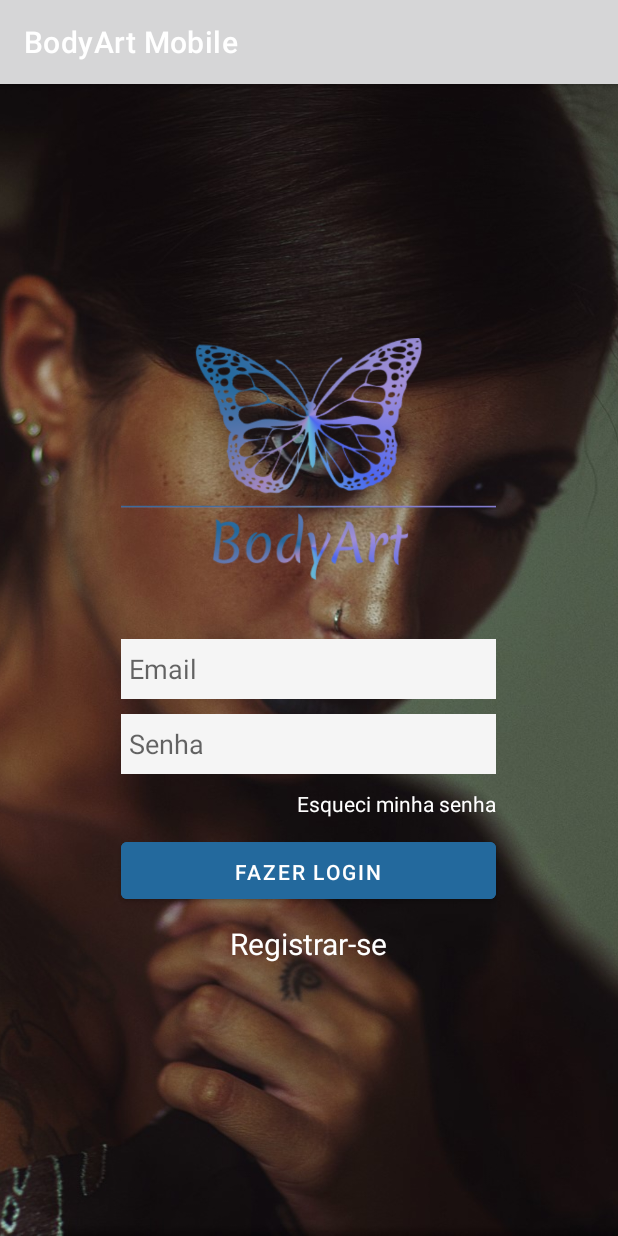
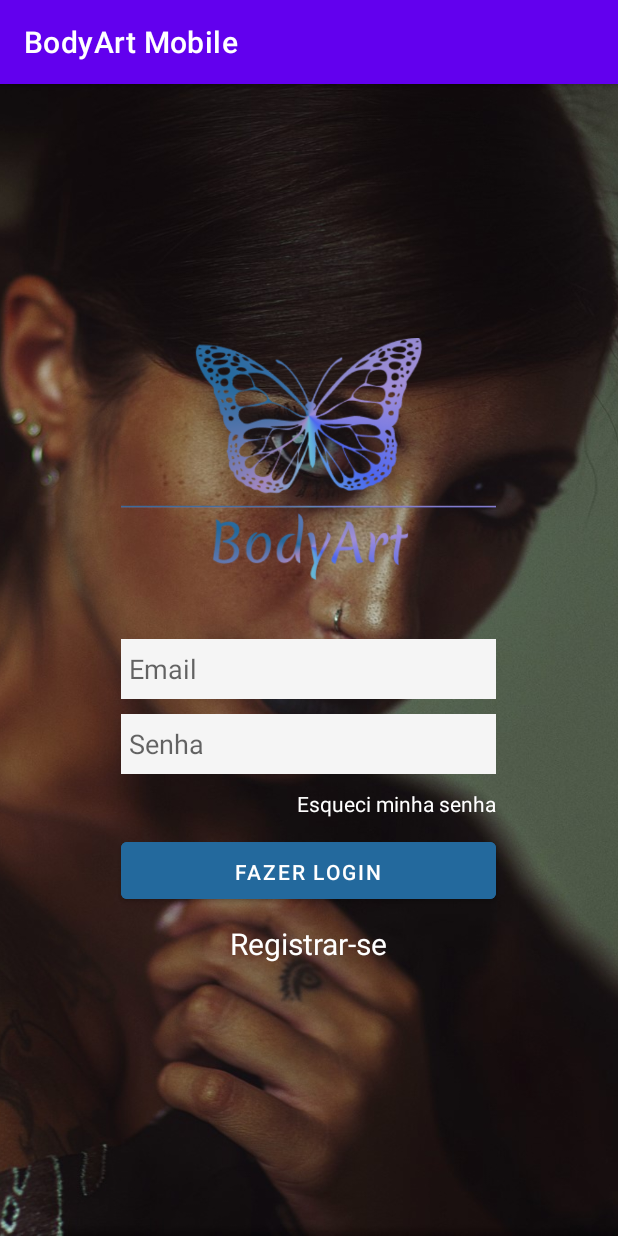
Before and after one commit to BodyArt-2023/bodyart-app, an Android app: the screen it shows after launch (MainActivity), on a phone screen of 412 x 824 dp. Run offline under Robolectric (Android 15) with nearby library versions, the phone set to English and light mode, and no system bars.

Commit message:
Arrumando erros de inicializacao

```diff
--- a/bodyart-android-app/BodyArtMobile/app/build.gradle
+++ b/bodyart-android-app/BodyArtMobile/app/build.gradle
@@ -4,12 +4,12 @@ plugins {
 }
 
 android {
-    compileSdk 32
+    compileSdk 33
 
     defaultConfig {
         applicationId "com.sptech.bodyartmobile"
         minSdk 25
-        targetSdk 32
+        targetSdk 33
         versionCode 1
         versionName "1.0"
 
--- a/bodyart-android-app/BodyArtMobile/app/src/main/res/values/colors.xml
+++ b/bodyart-android-app/BodyArtMobile/app/src/main/res/values/colors.xml
@@ -19,4 +19,12 @@
     <color name="black_primary">#303030</color>
     <color name="black_secondary">#181818</color>
     <color name="black">#101010</color>
+
+
+<!--    Cores padrão do android * SUBSTITUIR PELAS NOSSAS DEPOIS*-->
+    <color name="purple_200">#FFBB86FC</color>
+    <color name="purple_500">#FF6200EE</color>
+    <color name="purple_700">#FF3700B3</color>
+    <color name="teal_200">#FF03DAC5</color>
+    <color name="teal_700">#FF018786</color>
 </resources>
```
Also changed, not shown: bodyart-android-app/BodyArtMobile/app/src/main/res/drawable/rounded_edit_text_corner.xml (deleted, +0 -8 lines).
